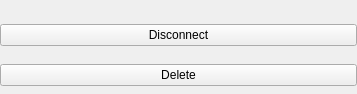
Old version of the form plugins/network/src/plugin/setting-widget/disconnect-and-delete-button.ui in the repository openeuler-mirror/kiran-control-panel.
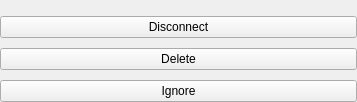
New version of the form.

Commit message:
fix(network): Fix the lack of operation buttons and button translation in more interfaces connected to WiFi
- 修复已连接wifi的更多界面缺少操作按钮
  wifi输入密码弹窗按钮汉化

Closes #I5IQ03 #I5IPY3

Patch:
```diff
--- a/plugins/network/src/plugin/setting-widget/disconnect-and-delete-button.ui
+++ b/plugins/network/src/plugin/setting-widget/disconnect-and-delete-button.ui
@@ -43,6 +43,13 @@
      </property>
     </widget>
    </item>
+   <item>
+    <widget class="QPushButton" name="ignoreButton">
+     <property name="text">
+      <string>Ignore</string>
+     </property>
+    </widget>
+   </item>
   </layout>
  </widget>
  <resources/>
```
The commit also changes 8 other files.
